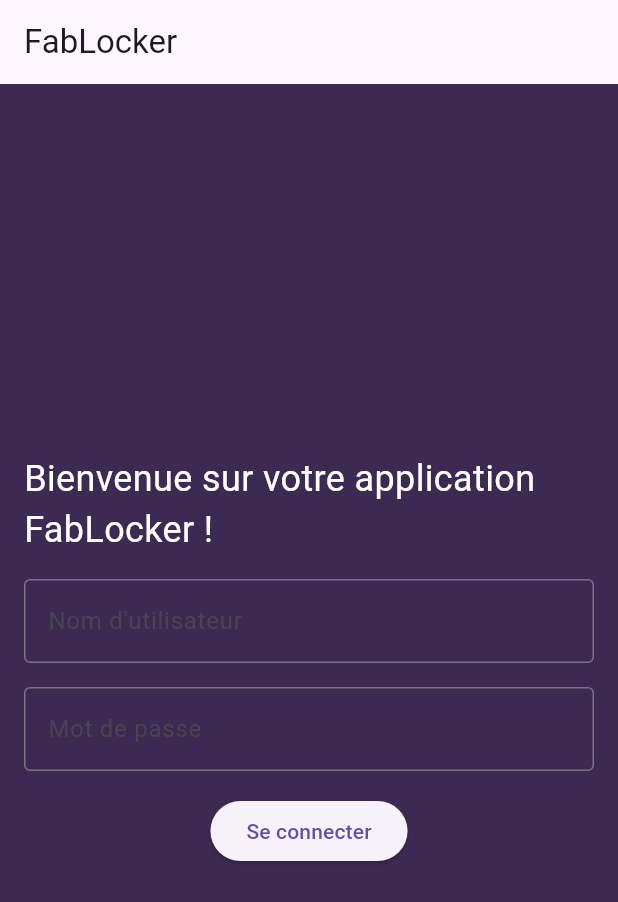
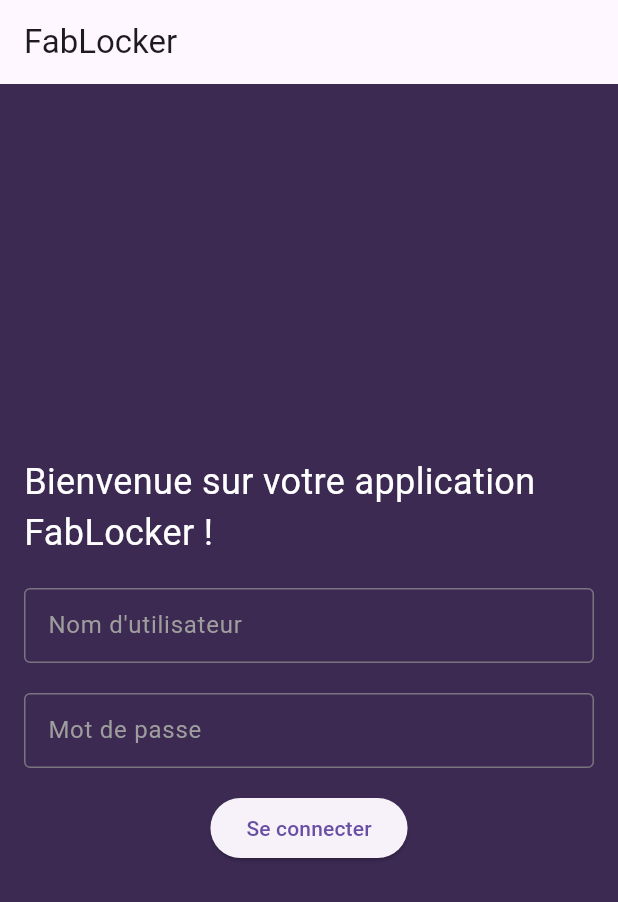
Before and after one commit to TheoPrs/FabLocker, a Flutter app: the screen it shows after launch, on a phone screen of 412 x 824 dp. Shown: the top 902 px of the screen. Run offline on Flutter 3.47's test engine with Material 3 defaults, Android fonts, the phone set to English and light mode, and no system bars.

Commit message:
modification style

```diff
--- a/fablocker/lib/main.dart
+++ b/fablocker/lib/main.dart
@@ -35,20 +35,26 @@ class MyHomePage extends StatelessWidget {
                 ),
               ),
             ),
-            SizedBox(height: 16.0,width: 50), // Ajoute un espace entre les zones de texte
-            TextField(
+            SizedBox(height: 20.0,width: 50), // Ajoute un espace entre les zones de texte
+            SizedBox(height: 50,width: 440,
+            child: TextField(
               decoration: InputDecoration(
                 labelText: 'Nom d\'utilisateur',
+                labelStyle: TextStyle(color: Colors.grey),
                 border: OutlineInputBorder(),
               ),
             ),
-            SizedBox(height: 16.0,width: 50), // Ajoute un espace entre les zones de texte
-            TextField(
+            ),
+            SizedBox(height: 20.0), // Ajoute un espace entre les zones de texte
+            SizedBox(height: 50,width: 440,
+            child: TextField(
               obscureText: true, // Pour masquer le texte (mot de passe)
               decoration: InputDecoration(
                 labelText: 'Mot de passe',
+                labelStyle: TextStyle(color: Colors.grey),
                 border: OutlineInputBorder(),
               ),
+            ),
             ),
             SizedBox(height: 16.0), // Ajoute un espace entre les zones de texte
             ElevatedButton(
```
